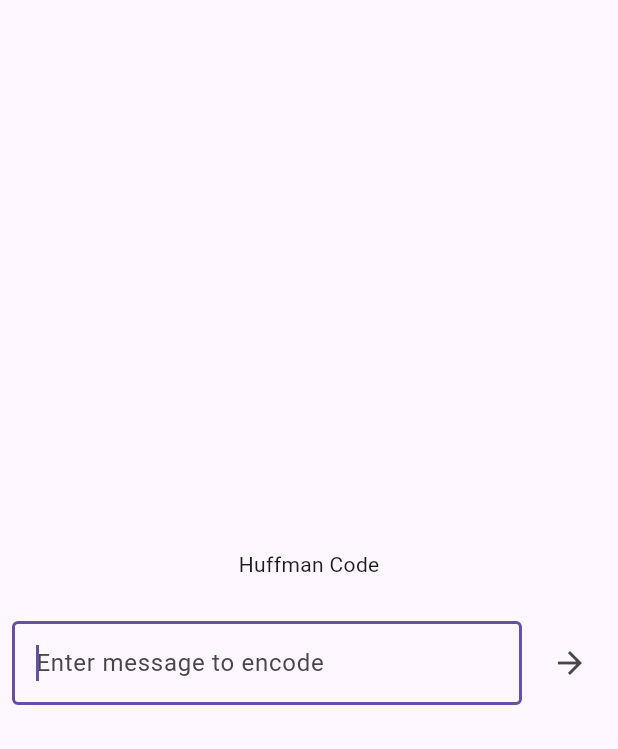
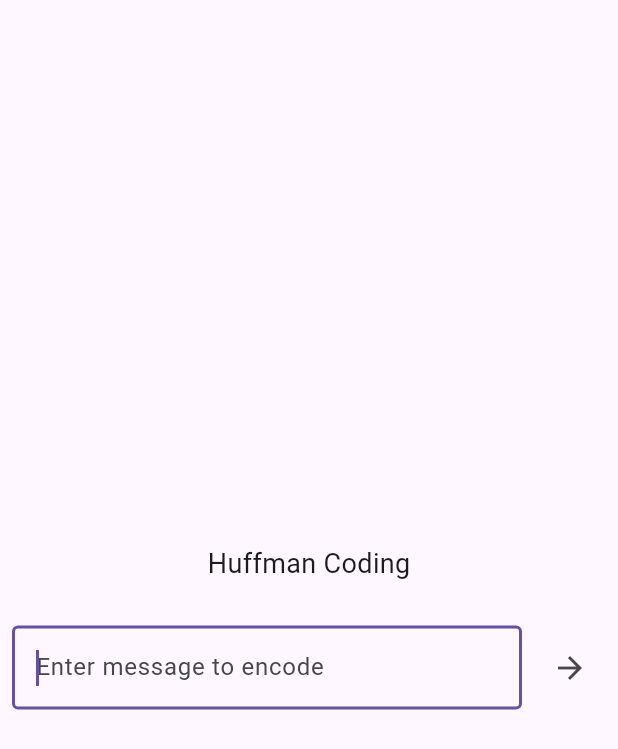
Before and after one commit to praneshp1org/huffman-coding, a Flutter app: the screen it shows after launch, on a phone screen of 412 x 824 dp. Shown: the top 749 px of the screen. Run offline on Flutter 3.47's test engine with Material 3 defaults, Android fonts, the phone set to English and light mode, and no system bars.

Commit message:
minor ui change

```diff
--- a/lib/home.dart
+++ b/lib/home.dart
@@ -35,8 +35,8 @@ class _HomePageState extends State<HomePage> {
                 Padding(
                   padding: const EdgeInsets.symmetric(vertical: 20.0),
                   child: Text(
-                    'Huffman Code',
-
+                    'Huffman Coding',
+                    style: TextStyle(fontSize: 18),
                     // style: Theme.of(context).textTheme.headline1,
                   ),
                 ),
--- a/lib/presentation/huffman_stats.dart
+++ b/lib/presentation/huffman_stats.dart
@@ -70,7 +70,7 @@ class HuffmanStats extends StatelessWidget {
           padding: const EdgeInsets.all(8.0),
           child: OutlinedButton(
             onPressed: () => {pushGraph()},
-            child: const Text('Show diagram'),
+            child: const Text('Show Huffman tree'),
           ),
         ),
       ],
```
